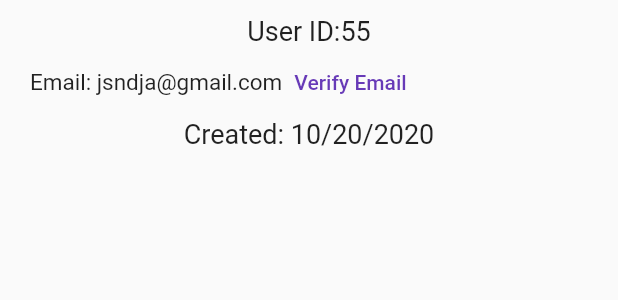
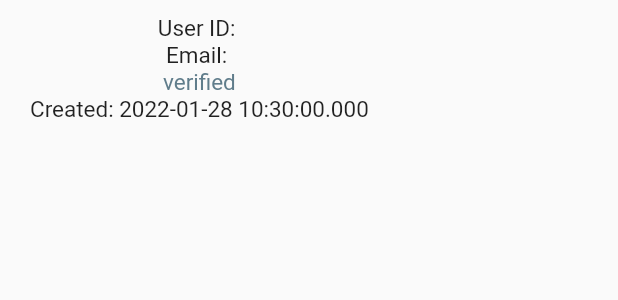
Before and after one commit to daynial132/flutter_fb_auth, a Flutter app: the Profile widget shown alone on an empty page, opened directly, on a phone screen of 412 x 824 dp. Shown: the top 300 px of the screen. Run offline on Flutter 3.47's test engine with Material 2 defaults, Android fonts, the phone set to English and light mode, and no system bars; our stand-ins replace firebase_auth, firebase_core; accounts and stored records are empty.

Commit message:
profile firebase is done

```diff
--- a/lib/pages/user/profile.dart
+++ b/lib/pages/user/profile.dart
@@ -1,3 +1,4 @@
+import 'package:firebase_auth/firebase_auth.dart';
 import 'package:flutter/material.dart';
 
 class Profile extends StatefulWidget {
@@ -8,6 +9,28 @@ class Profile extends StatefulWidget {
 }
 
 class _ProfileState extends State<Profile> {
+  final uid = FirebaseAuth.instance.currentUser!.uid;
+  final email = FirebaseAuth.instance.currentUser!.email;
+  final creationTime = FirebaseAuth.instance.currentUser!.metadata.creationTime;
+
+  User? user = FirebaseAuth.instance.currentUser;
+
+  verifyEmail() async {
+    if (user != null && !user!.emailVerified) {
+      await user!.sendEmailVerification();
+      print('Verification Email has benn sent');
+      ScaffoldMessenger.of(context).showSnackBar(
+        SnackBar(
+          backgroundColor: Colors.orangeAccent,
+          content: Text(
+            'Verification Email has benn sent',
+            style: TextStyle(fontSize: 18.0, color: Colors.black),
+          ),
+        ),
+      );
+    }
+  }
+
   @override
   Widget build(BuildContext context) {
     return Container(
@@ -15,29 +38,28 @@ class _ProfileState extends State<Profile> {
       child: Column(
         children: [
           Text(
-            'User ID:55', // $uid',
-            style: TextStyle(fontSize: 18.0),
+            'User ID: $uid',
+            style: TextStyle(fontSize: 15.0),
           ),
-          Row(
+          Column(
             children: [
               Text(
-                'Email: jsndja@gmail.com', //$email',
+                'Email: $email',
                 style: TextStyle(fontSize: 15.0),
               ),
-             // user!.emailVerified
-        false          ?
-        Text(
+              user!.emailVerified
+                  ? Text(
                       'verified',
-                      style: TextStyle(fontSize: 18.0, color: Colors.blueGrey),
+                      style: TextStyle(fontSize: 15.0, color: Colors.blueGrey),
                     )
-                  :TextButton(
-                      onPressed: () => {}, // {verifyEmail()},
+                  : TextButton(
+                      onPressed: () => {verifyEmail()},
                       child: Text('Verify Email'))
             ],
           ),
           Text(
-            'Created: 10/20/2020', //$creationTime',
-            style: TextStyle(fontSize: 18.0),
+            'Created: $creationTime',
+            style: TextStyle(fontSize: 15.0),
           ),
         ],
       ),
```
